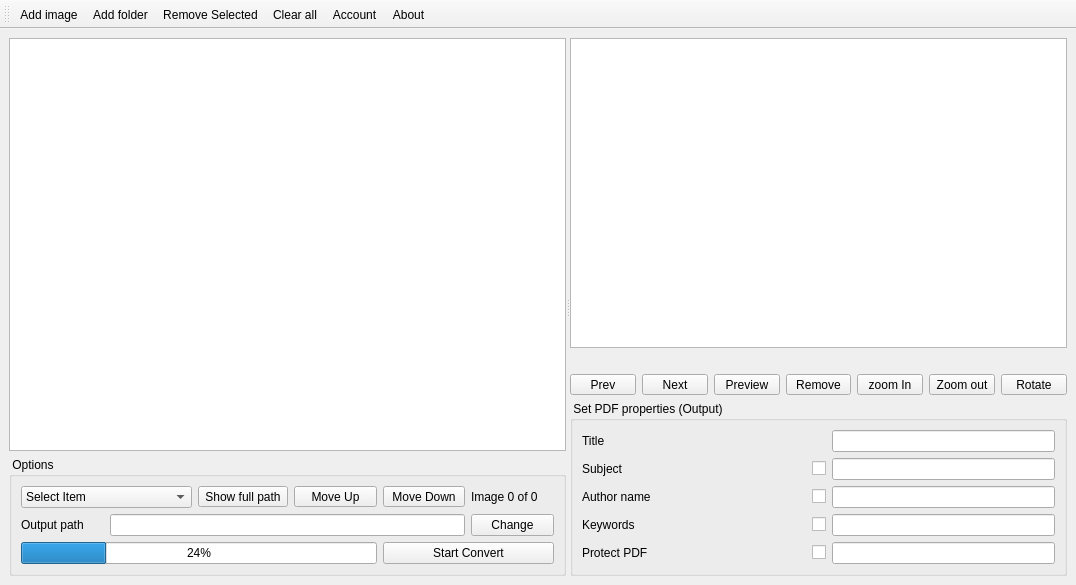
This is src/jpg2pdf.ui in rishabh3354/JPG2PDF as Qt 5 draws it before an edit. The edited form follows.
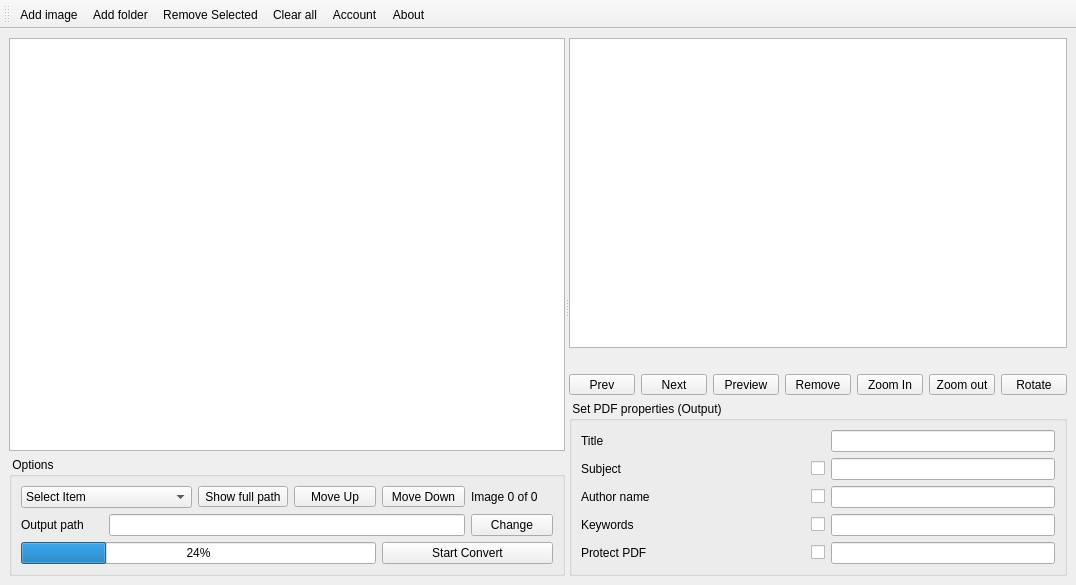
This is the edited form.

```diff
--- a/src/jpg2pdf.ui
+++ b/src/jpg2pdf.ui
@@ -17,6 +17,24 @@
    <layout class="QGridLayout" name="gridLayout">
     <item row="0" column="0">
      <widget class="QSplitter" name="splitter_2">
+      <property name="sizePolicy">
+       <sizepolicy hsizetype="Preferred" vsizetype="Preferred">
+        <horstretch>0</horstretch>
+        <verstretch>0</verstretch>
+       </sizepolicy>
+      </property>
+      <property name="minimumSize">
+       <size>
+        <width>0</width>
+        <height>0</height>
+       </size>
+      </property>
+      <property name="cursor">
+       <cursorShape>ArrowCursor</cursorShape>
+      </property>
+      <property name="lineWidth">
+       <number>1</number>
+      </property>
       <property name="orientation">
        <enum>Qt::Horizontal</enum>
       </property>
@@ -24,9 +42,41 @@
        <layout class="QVBoxLayout" name="verticalLayout_10">
         <item>
          <widget class="QTableWidget" name="tableWidget">
+          <property name="sizePolicy">
+           <sizepolicy hsizetype="Expanding" vsizetype="Expanding">
+            <horstretch>0</horstretch>
+            <verstretch>0</verstretch>
+           </sizepolicy>
+          </property>
+          <property name="font">
+           <font>
+            <pointsize>11</pointsize>
+           </font>
+          </property>
           <property name="toolTip">
            <string>Double click to select</string>
           </property>
+          <property name="selectionBehavior">
+           <enum>QAbstractItemView::SelectRows</enum>
+          </property>
+          <property name="gridStyle">
+           <enum>Qt::SolidLine</enum>
+          </property>
+          <property name="sortingEnabled">
+           <bool>false</bool>
+          </property>
+          <attribute name="horizontalHeaderCascadingSectionResizes">
+           <bool>true</bool>
+          </attribute>
+          <attribute name="horizontalHeaderMinimumSectionSize">
+           <number>50</number>
+          </attribute>
+          <attribute name="horizontalHeaderDefaultSectionSize">
+           <number>100</number>
+          </attribute>
+          <attribute name="horizontalHeaderStretchLastSection">
+           <bool>true</bool>
+          </attribute>
          </widget>
         </item>
         <item>
@@ -174,7 +224,14 @@
       <widget class="QWidget" name="verticalLayoutWidget_4">
        <layout class="QVBoxLayout" name="verticalLayout_11">
         <item>
-         <widget class="QGraphicsView" name="graphicsView"/>
+         <widget class="QGraphicsView" name="graphicsView">
+          <property name="sizePolicy">
+           <sizepolicy hsizetype="Preferred" vsizetype="Expanding">
+            <horstretch>0</horstretch>
+            <verstretch>0</verstretch>
+           </sizepolicy>
+          </property>
+         </widget>
         </item>
         <item>
          <widget class="QLabel" name="image">
@@ -255,7 +312,7 @@
              </sizepolicy>
             </property>
             <property name="text">
-             <string>zoom In</string>
+             <string>Zoom In</string>
             </property>
            </widget>
           </item>
@@ -345,6 +402,9 @@
                <property name="toolTip">
                 <string>Fill Author name</string>
                </property>
+               <property name="styleSheet">
+                <string notr="true">QCheckBox::indicator { width: 20px;height:20px };</string>
+               </property>
                <property name="text">
                 <string/>
                </property>
@@ -387,6 +447,9 @@
                <property name="toolTip">
                 <string>Set Password to PDF</string>
                </property>
+               <property name="styleSheet">
+                <string notr="true">QCheckBox::indicator { width: 20px;height:20px };</string>
+               </property>
                <property name="text">
                 <string/>
                </property>
@@ -429,6 +492,9 @@
                <property name="toolTip">
                 <string>Fill keywords</string>
                </property>
+               <property name="styleSheet">
+                <string notr="true">QCheckBox::indicator { width: 20px;height:20px };</string>
+               </property>
                <property name="text">
                 <string/>
                </property>
@@ -484,6 +550,9 @@
                <property name="toolTip">
                 <string>Fill subject</string>
                </property>
+               <property name="styleSheet">
+                <string notr="true">QCheckBox::indicator { width: 20px;height:20px };</string>
+               </property>
                <property name="text">
                 <string/>
                </property>
```
